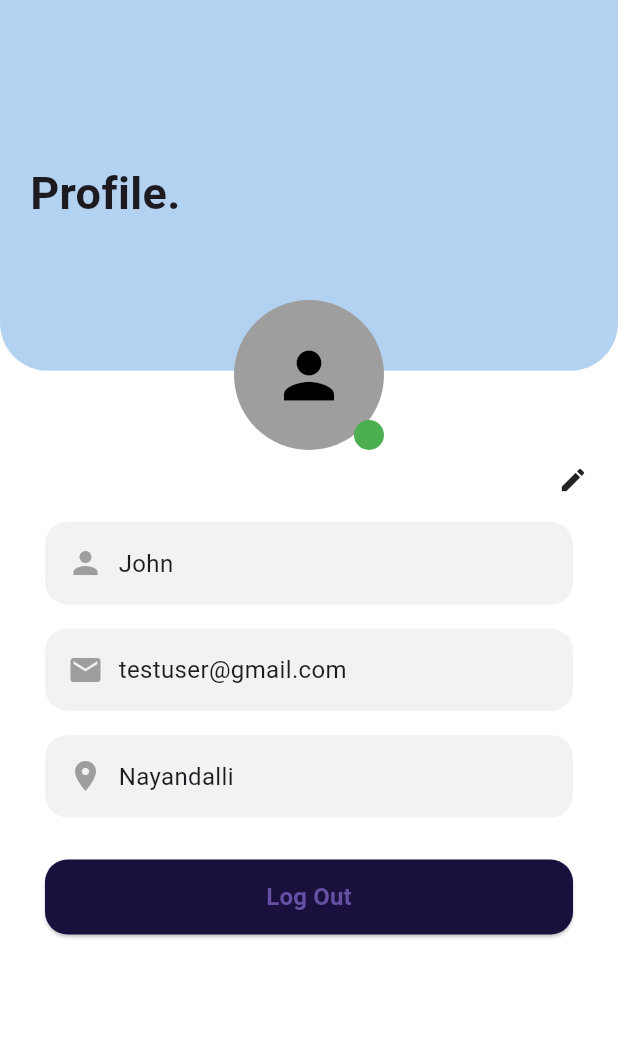
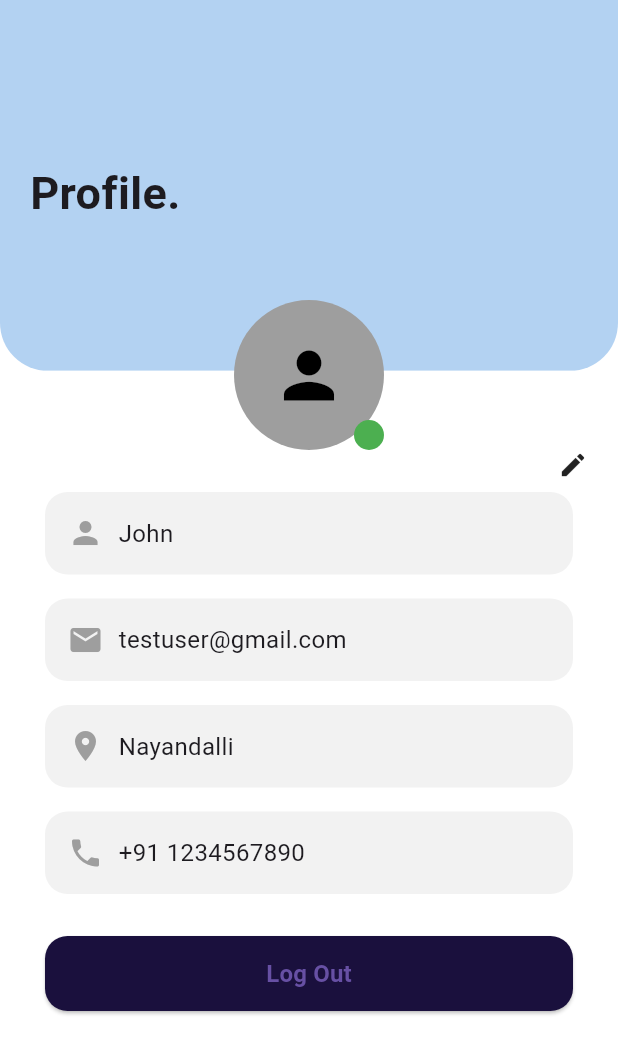
Before and after one commit to RAJNIKAM7844/EGGS, a Flutter app: the ProfileScreen screen opened directly, on a phone screen of 412 x 824 dp. Shown: the top 1054 px of the screen. Run offline on Flutter 3.47's test engine with Material 3 defaults, Android fonts, the phone set to English and light mode, and no system bars; our stand-ins replace cloud_firestore, firebase_auth, firebase_core, firebase_storage, google_sign_in, image_picker; accounts and stored records are empty.

```diff
--- a/lib/profile.dart
+++ b/lib/profile.dart
@@ -49,7 +49,6 @@ class ProfileScreen extends StatelessWidget {
                   ),
                 ],
               ),
-              const SizedBox(height: 10),
               const Align(
                 alignment: Alignment.topRight,
                 child: Padding(
@@ -57,11 +56,11 @@ class ProfileScreen extends StatelessWidget {
                   child: Icon(Icons.edit, size: 20),
                 ),
               ),
-              const SizedBox(height: 10),
               _buildInfoField(icon: Icons.person, text: "John"),
               _buildInfoField(icon: Icons.mail, text: "testuser@gmail.com"),
               _buildInfoField(icon: Icons.location_on, text: "Nayandalli"),
-              const SizedBox(height: 20),
+              _buildInfoField(icon: Icons.phone, text: "+91 1234567890"),
+              SizedBox(height: 20),
               Padding(
                 padding: const EdgeInsets.symmetric(horizontal: 30),
                 child: SizedBox(
```
Also changed, not shown: lib/first.dart (+16 -4 lines), lib/home.dart (+12 -4 lines), lib/sign.dart (+9 -1 lines).
